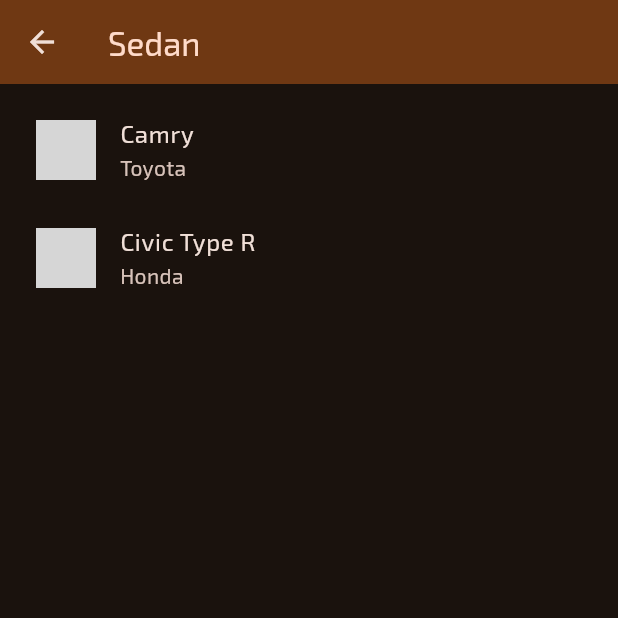
After one commit to abhiroop43/flutter_wheels_app, a Flutter app: the screen it shows after launch, after a tap on "Sedan", on a phone screen of 412 x 824 dp, the top half of it. The commit adds this screen. Run offline on Flutter 3.47's test engine with Material 3 defaults, Android fonts, the phone set to English and light mode, and no system bars; our stand-ins replace google_fonts; network calls fail; grey boxes are pictures that could not be loaded.

Commit message:
feat: enhance categories grid item with navigation to vehicles screen and implement vehicle filtering by category

```diff
--- /dev/null
+++ b/lib/models/vehicle.dart
@@ -0,0 +1,154 @@
+import 'package:flutter/material.dart';
+
+enum FuelType { petrol, diesel, electric, hybrid }
+
+enum TransmissionType { manual, automatic, cvt }
+
+enum ProductionStatus { concept, prototype, massProduced, decommissioned }
+
+class Vehicle {
+  final String id;
+  final String name;
+  final String brand;
+  final List<String> categoryIds;
+  final int year;
+  final double priceInUsd;
+  final FuelType fuelType;
+  final double engineCapacityInLiters;
+  final int seatingCapacity;
+  final double mileageInKmpl;
+  final Color color;
+  final TransmissionType transmissionType;
+  final String imageUrl;
+  final ProductionStatus productionStatus;
+
+  const Vehicle({
+    required this.id,
+    required this.name,
+    required this.brand,
+    required this.categoryIds,
+    required this.year,
+    required this.priceInUsd,
+    required this.fuelType,
+    required this.engineCapacityInLiters,
+    required this.seatingCapacity,
+    required this.mileageInKmpl,
+    required this.color,
+    required this.transmissionType,
+    required this.imageUrl,
+    required this.productionStatus,
+  });
+
+  static List<Vehicle> getVehicles() {
+    List<Vehicle> vehicles = [];
+
+    vehicles.add(Vehicle(
+        id: 'v1',
+        name: 'Camry',
+        brand: 'Toyota',
+        categoryIds: ['c2', 'c12'],
+        year: 2023,
+        priceInUsd: 60000,
+        fuelType: FuelType.hybrid,
+        engineCapacityInLiters: 3.5,
+        seatingCapacity: 5,
+        mileageInKmpl: 18,
+        color: Colors.black,
+        transmissionType: TransmissionType.cvt,
+        imageUrl:
+            'https://di-enrollment-api.s3.amazonaws.com/toyota/models/2023/camry-hybrid/2023+Camry+Hybrid/Trims/SE+Hybrid.png',
+        productionStatus: ProductionStatus.massProduced));
+
+    vehicles.add(Vehicle(
+      id: 'v2',
+      name: 'Model X',
+      brand: 'Tesla',
+      categoryIds: ['c1', 'c10'], // SUV, Electric
+      year: 2023,
+      priceInUsd: 120000,
+      fuelType: FuelType.electric,
+      engineCapacityInLiters: 0.0,
+      seatingCapacity: 7,
+      mileageInKmpl: 0.0,
+      color: Colors.white,
+      transmissionType: TransmissionType.automatic,
+      imageUrl:
+          'https://images.prismic.io/carwow/c340a77d-af56-4562-abfb-bd5518ccb292_2023+Tesla+Model+X+front+quarter+moving.jpg',
+      productionStatus: ProductionStatus.massProduced,
+    ));
+
+    vehicles.add(Vehicle(
+      id: 'v3',
+      name: 'Mustang Mach-E',
+      brand: 'Ford',
+      categoryIds: ['c1', 'c10'], // SUV, Electric
+      year: 2022,
+      priceInUsd: 55000,
+      fuelType: FuelType.electric,
+      engineCapacityInLiters: 0.0,
+      seatingCapacity: 5,
+      mileageInKmpl: 0.0,
+      color: Colors.blue,
+      transmissionType: TransmissionType.automatic,
+      imageUrl:
+          'https://static.wixstatic.com/media/a81051_f78b3eda238f4140841f01022c798c8d~mv2.jpg/v1/fill/w_1000,h_667,al_c,q_85,usm_0.66_1.00_0.01/a81051_f78b3eda238f4140841f01022c798c8d~mv2.jpg',
+      productionStatus: ProductionStatus.massProduced,
+    ));
+
+    vehicles.add(Vehicle(
+      id: 'v4',
+      name: 'Cybertruck',
+      brand: 'Tesla',
+      categoryIds: ['c1', 'c8', 'c10'], // SUV, Pickup, Electric
+      year: 2024,
+      priceInUsd: 39999.99,
+      fuelType: FuelType.electric,
+      engineCapacityInLiters: 0.0,
+      seatingCapacity: 6,
+      mileageInKmpl: 0.0,
+      color: Colors.blueGrey[50]!,
+      transmissionType: TransmissionType.automatic,
+      imageUrl:
+          'https://hips.hearstapps.com/hmg-prod/images/2025-tesla-cybertruck-3-672e75cce7814.jpg',
+      productionStatus: ProductionStatus.prototype,
+    ));
+
+    vehicles.add(Vehicle(
+      id: 'v5',
+      name: 'Civic Type R',
+      brand: 'Honda',
+      categoryIds: ['c2', 'c9'], // Sedan, Sports Car
+      year: 2023,
+      priceInUsd: 43000,
+      fuelType: FuelType.petrol,
+      engineCapacityInLiters: 2.0,
+      seatingCapacity: 4,
+      mileageInKmpl: 14.0,
+      color: Colors.red,
+      transmissionType: TransmissionType.manual,
+      imageUrl:
+          'https://cdn.motor1.com/images/mgl/ZnyOEo/s3/new-mugen-honda-civic-type-r.jpg',
+      productionStatus: ProductionStatus.massProduced,
+    ));
+
+    vehicles.add(Vehicle(
+      id: 'v6',
+      name: 'Sesto Elemento',
+      brand: 'Lamborghini',
+      categoryIds: ['c9', 'c13'], // Sports Car, Luxury
+      year: 2011,
+      priceInUsd: 2500000,
+      fuelType: FuelType.petrol,
+      engineCapacityInLiters: 5.2,
+      seatingCapacity: 2,
+      mileageInKmpl: 6.0,
+      color: Colors.grey,
+      transmissionType: TransmissionType.automatic,
+      imageUrl:
+          'https://www.lamborghini.com/sites/it-en/files/DAM/lamborghini/masterpieces/sesto-elemento/sesto-elemento-HEADER.jpg',
+      productionStatus: ProductionStatus.decommissioned,
+    ));
+
+    return vehicles;
+  }
+}
--- a/lib/screens/categories_screen.dart
+++ b/lib/screens/categories_screen.dart
@@ -12,8 +12,9 @@
     return Scaffold(
         appBar: AppBar(
           title: Text('Categories',
-              style: TextStyle(color: Theme.of(context).colorScheme.onPrimary)),
-          backgroundColor: Theme.of(context).colorScheme.secondary,
+              style: TextStyle(
+                  color: Theme.of(context).colorScheme.onPrimaryContainer)),
+          backgroundColor: Theme.of(context).colorScheme.primaryContainer,
         ),
         body: GridView(
           padding: EdgeInsets.all(24),
--- /dev/null
+++ b/lib/screens/vehicles_screen.dart
@@ -0,0 +1,34 @@
+import 'package:flutter/material.dart';
+import 'package:flutter_wheels_app/models/vehicle.dart';
+import 'package:flutter_wheels_app/widgets/no_data.dart';
+import 'package:flutter_wheels_app/widgets/vehicle_list_item.dart';
+
+class VehiclesScreen extends StatelessWidget {
+  final String title;
+  final List<Vehicle> vehicles;
+
+  const VehiclesScreen(
+      {super.key, required this.title, required this.vehicles});
+
+  @override
+  Widget build(BuildContext context) {
+    return Scaffold(
+      appBar: AppBar(
+          title: Text(title,
+              style: TextStyle(
+                  color: Theme.of(context).colorScheme.onPrimaryContainer)),
+          backgroundColor: Theme.of(context).colorScheme.primaryContainer),
+      body: Container(
+        padding: EdgeInsets.all(8),
+        child: vehicles.isNotEmpty
+            ? ListView.builder(
+                itemCount: vehicles.length,
+                itemBuilder: (context, index) {
+                  return VehicleListItem(vehicles: vehicles, index: index);
+                },
+              )
+            : NoData(label: 'No vehicles found'),
+      ),
+    );
+  }
+}
--- a/lib/widgets/categories_grid_item.dart
+++ b/lib/widgets/categories_grid_item.dart
@@ -1,13 +1,32 @@
 import 'package:flutter/material.dart';
 import 'package:flutter_wheels_app/models/category.dart';
+import 'package:flutter_wheels_app/models/vehicle.dart';
+import 'package:flutter_wheels_app/screens/vehicles_screen.dart';
 
 class CategoriesGridItem extends StatelessWidget {
   final Category category;
   const CategoriesGridItem({super.key, required this.category});
 
+  List<Vehicle> _selectCategory(String categoryId) {
+    return Vehicle.getVehicles()
+        .where((vehicle) => vehicle.categoryIds.contains(categoryId))
+        .toList();
+  }
+
   @override
   Widget build(BuildContext context) {
-    return Container(
+    return InkWell(
+      splashColor: Theme.of(context).colorScheme.primary,
+      borderRadius: BorderRadius.circular(15),
+      onTap: () {
+        Navigator.of(context).push(MaterialPageRoute(builder: (context) {
+          return VehiclesScreen(
+            title: category.name,
+            vehicles: _selectCategory(category.id),
+          );
+        }));
+      },
+      child: Container(
         padding: EdgeInsets.all(16),
         decoration: BoxDecoration(
           gradient: LinearGradient(
@@ -27,6 +46,7 @@
               .titleLarge!
               .copyWith(color: Theme.of(context).colorScheme.onSurface),
         ),
+      ),
     );
   }
 }
--- /dev/null
+++ b/lib/widgets/no_data.dart
@@ -0,0 +1,19 @@
+import 'package:flutter/material.dart';
+
+class NoData extends StatelessWidget {
+  final String label;
+  const NoData({
+    super.key,
+    required this.label,
+  });
+
+  @override
+  Widget build(BuildContext context) {
+    return Center(
+      child: Text(
+        label,
+        style: TextStyle(color: Theme.of(context).colorScheme.secondary),
+      ),
+    );
+  }
+}
--- /dev/null
+++ b/lib/widgets/vehicle_list_item.dart
@@ -0,0 +1,24 @@
+import 'package:flutter/material.dart';
+import 'package:flutter_wheels_app/models/vehicle.dart';
+
+class VehicleListItem extends StatelessWidget {
+  final int index;
+  const VehicleListItem({
+    super.key,
+    required this.vehicles,
+    required this.index,
+  });
+
+  final List<Vehicle> vehicles;
+
+  @override
+  Widget build(BuildContext context) {
+    return ListTile(
+      title: Text(vehicles[index].name),
+      subtitle: Text(vehicles[index].brand),
+      leading: CircleAvatar(
+        backgroundImage: NetworkImage(vehicles[index].imageUrl),
+      ),
+    );
+  }
+}
```
Also changed, not shown: 12 other files. Lines whose indentation alone changed are shown as unchanged.
